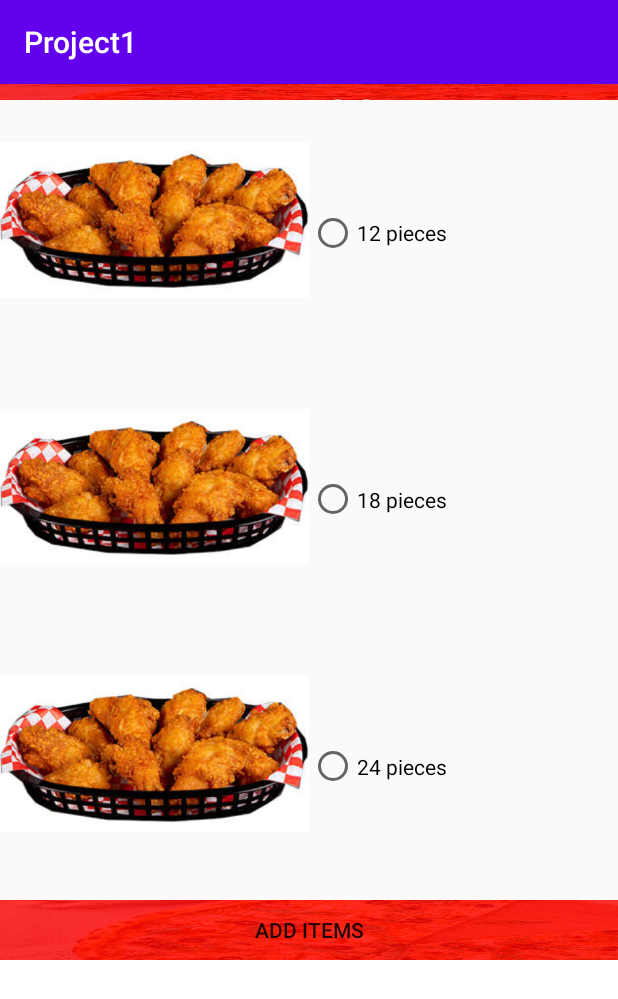
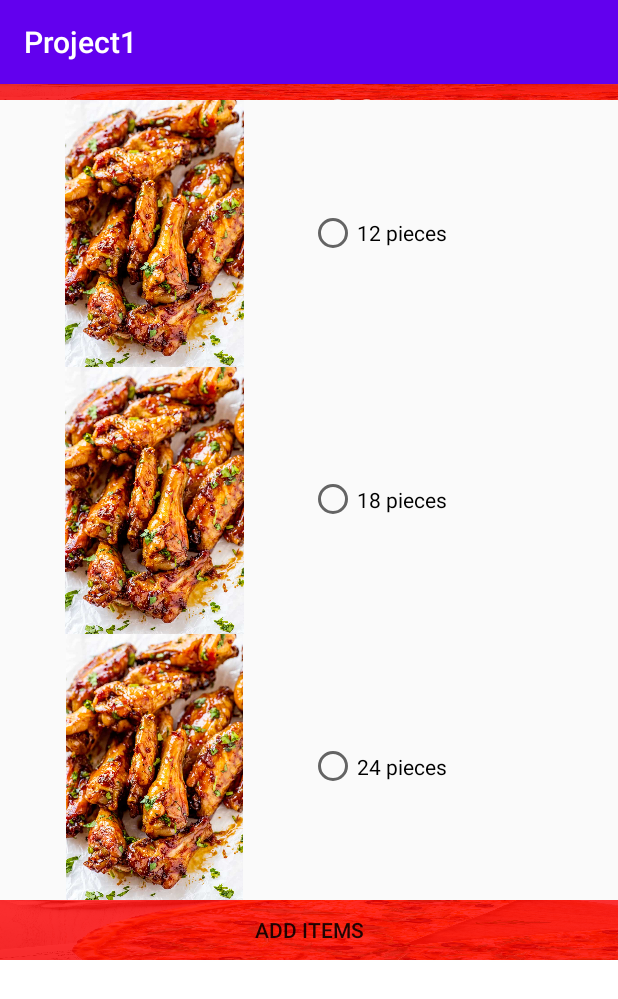
Before and after one commit to parminderkang0710/ShoppingApplication, an Android app: the Wings screen opened directly, with no data from a screen before it, on a phone screen of 412 x 824 dp. Shown: the top 999 px of the screen. Run offline under Robolectric (Android 15) with nearby library versions, the phone set to English and light mode, and no system bars.

Commit message:
Wings updated

```diff
--- a/Project1/app/src/main/res/layout/activity_wings.xml
+++ b/Project1/app/src/main/res/layout/activity_wings.xml
@@ -61,7 +61,7 @@
                             android:id="@+id/imageView10"
                             android:layout_width="match_parent"
                             android:layout_height="wrap_content"
-                            app:srcCompat="@drawable/fried" />
+                            app:srcCompat="@drawable/spicy" />
                     </LinearLayout>
 
                     <LinearLayout
@@ -74,7 +74,7 @@
                             android:id="@+id/imageView11"
                             android:layout_width="match_parent"
                             android:layout_height="wrap_content"
-                            app:srcCompat="@drawable/fried" />
+                            app:srcCompat="@drawable/spicy" />
                     </LinearLayout>
 
                     <LinearLayout
@@ -87,7 +87,7 @@
                             android:id="@+id/imageView12"
                             android:layout_width="match_parent"
                             android:layout_height="wrap_content"
-                            app:srcCompat="@drawable/fried" />
+                            app:srcCompat="@drawable/spicy" />
                     </LinearLayout>
                 </LinearLayout>
 
```
Also changed, not shown: Project1/app/src/main/res/drawable/spicy.jpg (added).
